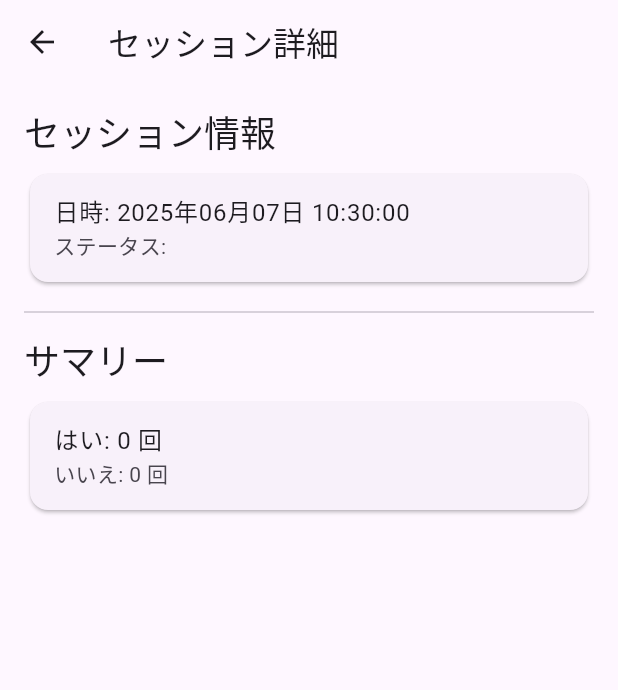
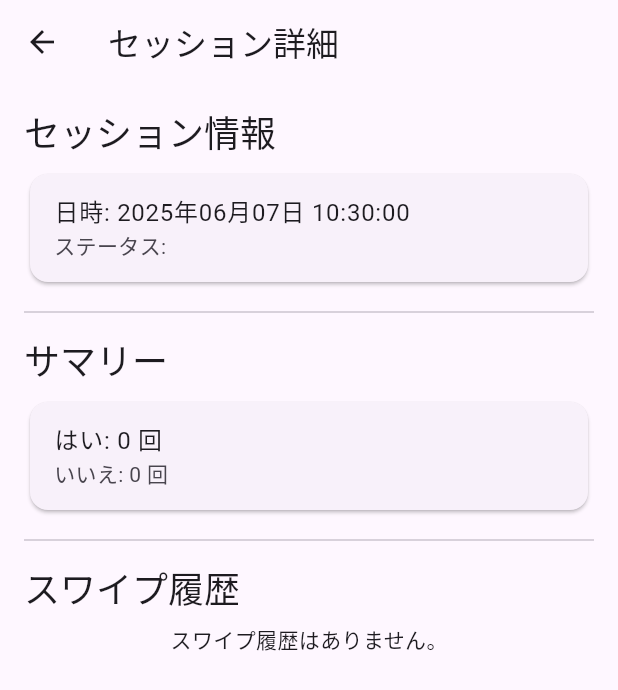
Before and after one commit to akasaya/gcp-guchi-app, a Flutter app: the SessionDetailScreen screen opened directly with empty values, on a phone screen of 412 x 824 dp. Shown: the top 690 px of the screen. Run offline on Flutter 3.47's test engine with Material 3 defaults, Android fonts, the phone set to English and light mode, and no system bars; our stand-ins replace cloud_firestore, dio, firebase_auth, firebase_core, flutter_riverpod, swipe_cards; accounts and stored records are empty; generated files the repository leaves out were written again.

Commit message:
スワイプ履歴の作成

```diff
--- a/frontend/lib/screens/session_detail_screen.dart
+++ b/frontend/lib/screens/session_detail_screen.dart
@@ -19,7 +19,6 @@ class _SessionDetailScreenState extends State<SessionDetailScreen> {
   Future<DocumentSnapshot<Map<String, dynamic>>> _fetchSessionDetails() {
     final User? currentUser = _auth.currentUser;
     if (currentUser == null) {
-      // この画面に来ている時点でログインしているはずなので、本来このエラーは発生しない
       throw Exception('ユーザーがログインしていません。');
     }
     return _firestore
@@ -30,6 +29,22 @@ class _SessionDetailScreenState extends State<SessionDetailScreen> {
         .get();
   }
 
+  Stream<QuerySnapshot<Map<String, dynamic>>> _fetchSwipes() {
+    final User? currentUser = _auth.currentUser;
+    if (currentUser == null) {
+      throw Exception('ユーザーがログインしていません。');
+    }
+    return _firestore
+        .collection('users')
+        .doc(currentUser.uid)
+        .collection('sessions')
+        .doc(widget.sessionId)
+        .collection('swipes')
+        .orderBy('swiped_at', descending: false) // 時系列順に表示
+        .snapshots();
+  }
+
+
   @override
   Widget build(BuildContext context) {
     return Scaffold(
@@ -38,18 +53,18 @@ class _SessionDetailScreenState extends State<SessionDetailScreen> {
       ),
       body: FutureBuilder<DocumentSnapshot<Map<String, dynamic>>>(
         future: _fetchSessionDetails(),
-        builder: (context, snapshot) {
-          if (snapshot.connectionState == ConnectionState.waiting) {
+        builder: (context, sessionSnapshot) {
+          if (sessionSnapshot.connectionState == ConnectionState.waiting) {
             return const Center(child: CircularProgressIndicator());
           }
-          if (snapshot.hasError) {
-            return Center(child: Text('エラーが発生しました: ${snapshot.error}'));
+          if (sessionSnapshot.hasError) {
+            return Center(child: Text('エラーが発生しました: ${sessionSnapshot.error}'));
           }
-          if (!snapshot.hasData || !snapshot.data!.exists) {
+          if (!sessionSnapshot.hasData || !sessionSnapshot.data!.exists) {
             return const Center(child: Text('セッションデータが見つかりません。'));
           }
 
-          final sessionData = snapshot.data!.data();
+          final sessionData = sessionSnapshot.data!.data();
           if (sessionData == null) {
             return const Center(child: Text('セッションデータが空です。'));
           }
@@ -70,7 +85,8 @@ class _SessionDetailScreenState extends State<SessionDetailScreen> {
             noCount = summary['no_count'] ?? 0;
           }
 
-          return Padding(
+          return SingleChildScrollView(
+            child: Padding(
               padding: const EdgeInsets.all(16.0),
               child: Column(
                 crossAxisAlignment: CrossAxisAlignment.start,
@@ -92,8 +108,51 @@ class _SessionDetailScreenState extends State<SessionDetailScreen> {
                       subtitle: Text('いいえ: $noCount 回'),
                     ),
                   ),
-                // TODO: 次のステップで、ここに各スワイプの詳細履歴を表示します。
+                  const Divider(height: 32),
+                  Text('スワイプ履歴', style: Theme.of(context).textTheme.headlineSmall),
+                  const SizedBox(height: 8),
+                  StreamBuilder<QuerySnapshot<Map<String, dynamic>>>(
+                    stream: _fetchSwipes(),
+                    builder: (context, swipeSnapshot) {
+                      if (swipeSnapshot.connectionState == ConnectionState.waiting) {
+                        return const Center(child: CircularProgressIndicator());
+                      }
+                      if (swipeSnapshot.hasError) {
+                        return Center(child: Text('スワイプ履歴の取得エラー: ${swipeSnapshot.error}'));
+                      }
+                      if (!swipeSnapshot.hasData || swipeSnapshot.data!.docs.isEmpty) {
+                        return const Center(child: Text('スワイプ履歴はありません。'));
+                      }
+
+                      final swipes = swipeSnapshot.data!.docs;
+
+                      return ListView.builder(
+                        itemCount: swipes.length,
+                        shrinkWrap: true,
+                        physics: const NeverScrollableScrollPhysics(),
+                        itemBuilder: (context, index) {
+                          final swipeData = swipes[index].data();
+                          final String questionText = swipeData['question_text'] ?? '質問テキスト不明';
+                          final String direction = swipeData['direction'] ?? '不明';
+                          final double velocity = (swipeData['velocity'] as num?)?.toDouble() ?? 0.0;
+
+                          return Card(
+                            margin: const EdgeInsets.symmetric(vertical: 4.0),
+                            child: ListTile(
+                              leading: Icon(
+                                direction == 'yes' ? Icons.check_circle_outline : Icons.highlight_off,
+                                color: direction == 'yes' ? Colors.green : Colors.red,
+                              ),
+                              title: Text(questionText),
+                              subtitle: Text('回答: ${direction.toUpperCase()} (速度: ${velocity.toStringAsFixed(2)})'),
+                            ),
+                          );
+                        },
+                      );
+                    },
+                  ),
                 ],
+              ),
             ),
           );
         },
```
Also changed, not shown: 1 other file. Lines whose indentation alone changed are shown as unchanged.
